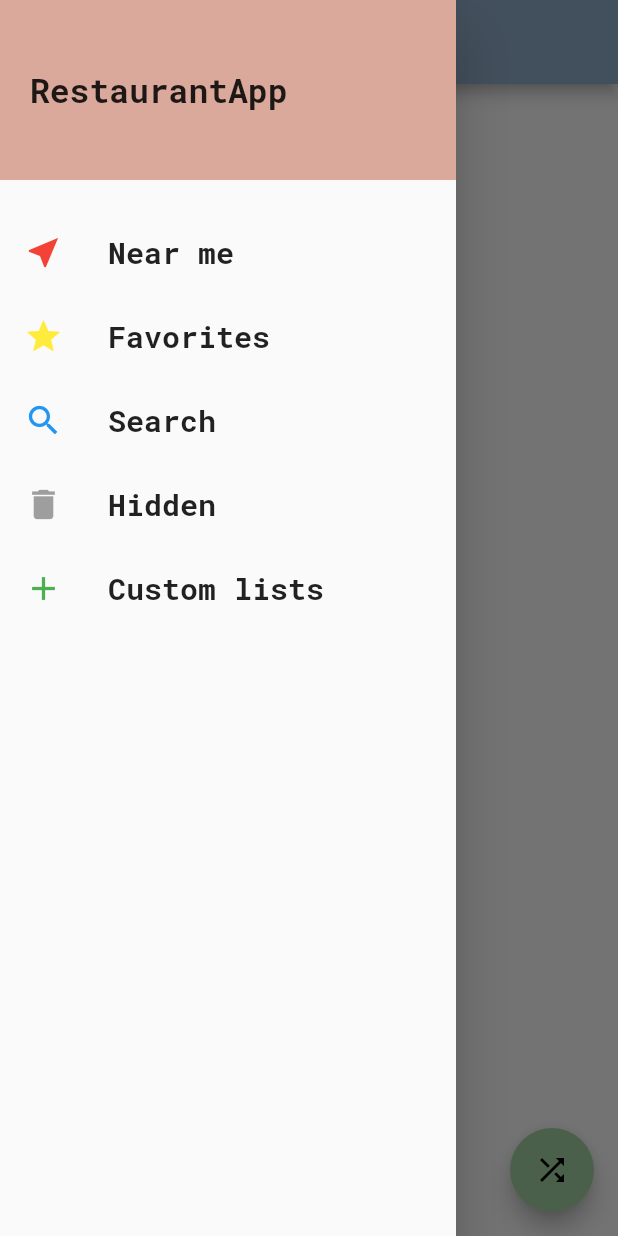
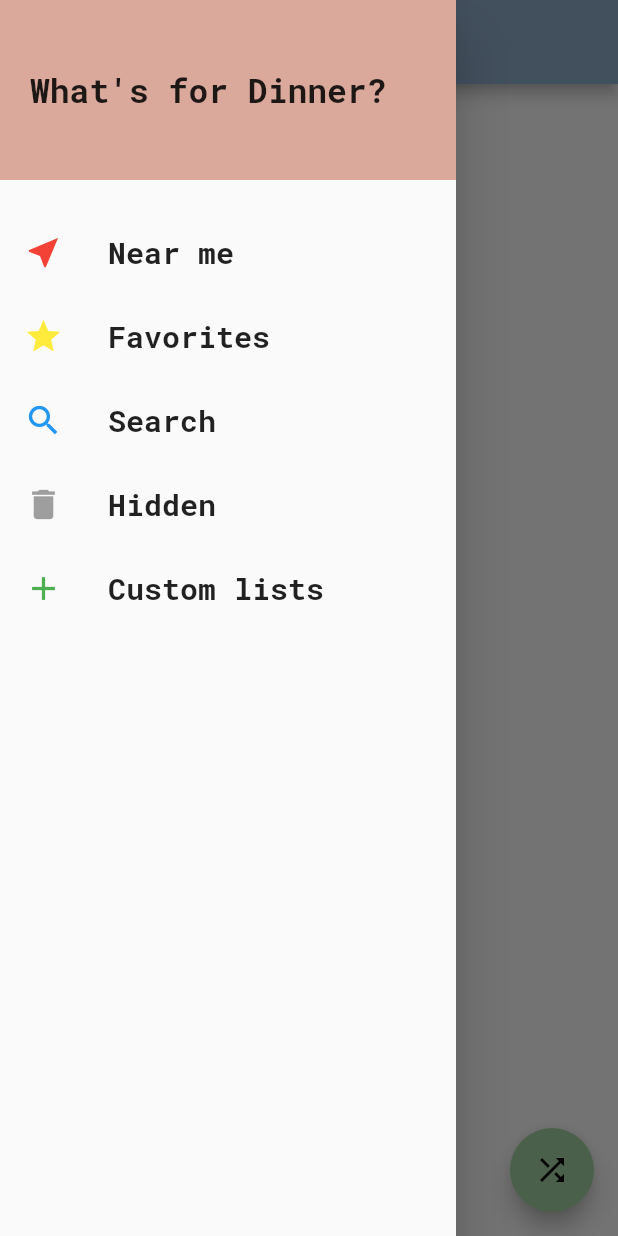
Before and after one commit to kylecjo/whats-for-dinner, a Flutter app: the screen it shows after launch, with the side drawer open, on a phone screen of 412 x 824 dp. Run offline on Flutter 3.47's test engine with Material 2 defaults, Android fonts, the phone set to English and light mode, and no system bars; our stand-ins replace location.

Commit message:
updated readme

```diff
--- a/lib/main.dart
+++ b/lib/main.dart
@@ -81,7 +81,8 @@ class MyApp extends StatelessWidget {
             ChooseOneScreen.routeName: (ctx) => ChooseOneScreen(),
             SearchScreen.routeName: (ctx) => SearchScreen(),
             AddCustomListsScreen.routeName: (ctx) => AddCustomListsScreen('Custom lists'),
-          }),
+          },
+          debugShowCheckedModeBanner:  false,),
     );
   }
 }
--- a/lib/screens/choose_one_screen.dart
+++ b/lib/screens/choose_one_screen.dart
@@ -63,7 +63,7 @@ class _ChooseOneScreenState extends State<ChooseOneScreen>
     final businesses = Provider.of<Businesses>(context);
     return Scaffold(
       appBar: AppBar(
-        title: Text('RestaurantApp'),
+        title: Text('What\'s for Dinner?'),
       ),
       body: Column(
         children: [
--- a/lib/widgets/nav_drawer.dart
+++ b/lib/widgets/nav_drawer.dart
@@ -18,7 +18,7 @@ class NavDrawer extends StatelessWidget {
             alignment: Alignment.centerLeft,
             color: Theme.of(context).accentColor,
             child: Text(
-              'RestaurantApp',
+              'What\'s for Dinner?',
               style:
                   Theme.of(context).textTheme.headline6.copyWith(fontSize: 22),
             ),
```
Also changed, not shown: images/flutter_01.png (added), images/flutter_02.png (added), images/flutter_03.png (added), images/flutter_04.png (added), 1 other file.
